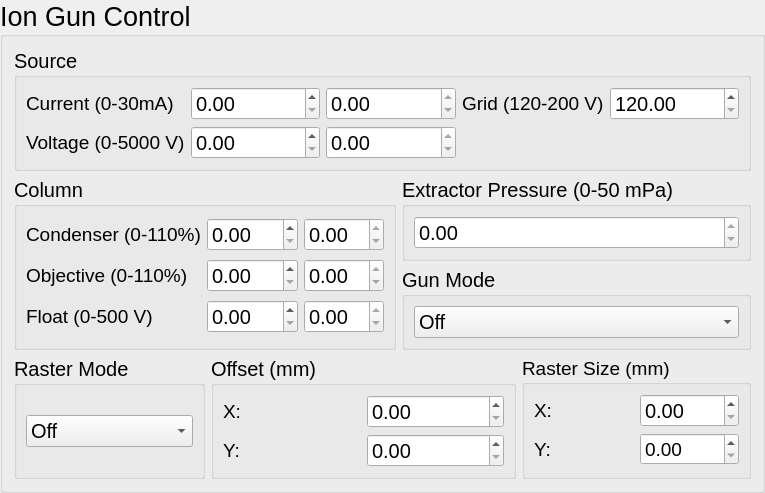
This is Auger/measurement/ion_gun.ui in ScopeFoundry/HW_attocube_anc150 as Qt 5 draws it before an edit. The edited form follows.
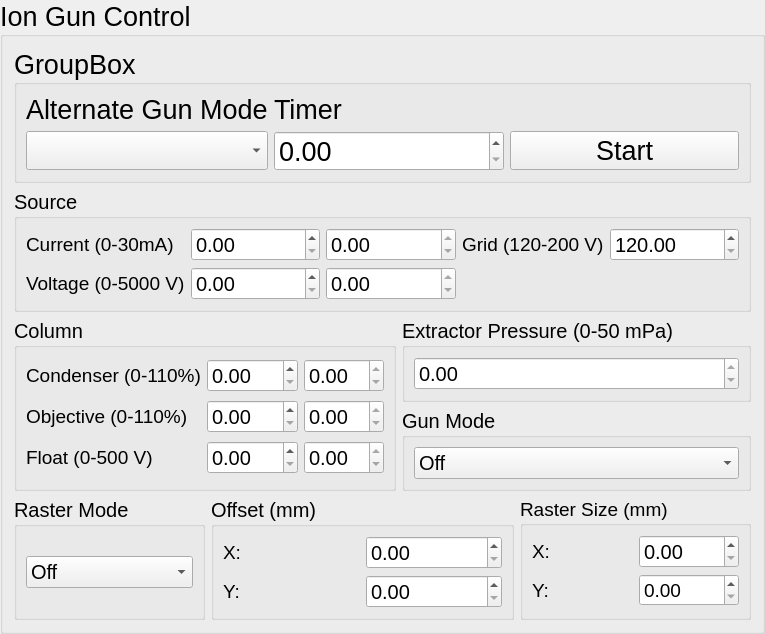
This is the edited form.

Commit message: UI updates. Fixed initialize function in equipment/phi_ion_gun.py Still incomplete.

The edit to the form file:
```diff
--- a/Auger/measurement/ion_gun.ui
+++ b/Auger/measurement/ion_gun.ui
@@ -7,7 +7,7 @@
     <x>0</x>
     <y>0</y>
     <width>765</width>
-    <height>467</height>
+    <height>529</height>
    </rect>
   </property>
   <property name="font">
@@ -26,7 +26,115 @@
    <string>Ion Gun Control</string>
   </property>
   <layout class="QGridLayout" name="gridLayout">
-   <item row="0" column="0" colspan="5">
+   <item row="4" column="2" colspan="3">
+    <widget class="QGroupBox" name="Mode_gun_off_box">
+     <property name="font">
+      <font>
+       <family>Helvetica Neue</family>
+       <pointsize>15</pointsize>
+      </font>
+     </property>
+     <property name="title">
+      <string>Gun Mode</string>
+     </property>
+     <layout class="QGridLayout" name="gridLayout_5">
+      <item row="0" column="0">
+       <widget class="QComboBox" name="Gun_mode_comboBox">
+        <item>
+         <property name="text">
+          <string>Off</string>
+         </property>
+        </item>
+        <item>
+         <property name="text">
+          <string>Blanking</string>
+         </property>
+        </item>
+        <item>
+         <property name="text">
+          <string>Standby</string>
+         </property>
+        </item>
+        <item>
+         <property name="text">
+          <string>Active</string>
+         </property>
+        </item>
+       </widget>
+      </item>
+     </layout>
+    </widget>
+   </item>
+   <item row="5" column="1" colspan="2">
+    <widget class="QGroupBox" name="Offset_box">
+     <property name="font">
+      <font>
+       <family>Helvetica Neue</family>
+       <pointsize>15</pointsize>
+      </font>
+     </property>
+     <property name="title">
+      <string>Offset (mm)</string>
+     </property>
+     <layout class="QGridLayout" name="gridLayout_7">
+      <item row="0" column="0">
+       <widget class="QLabel" name="X_off_label">
+        <property name="font">
+         <font>
+          <family>Helvetica Neue</family>
+          <pointsize>14</pointsize>
+         </font>
+        </property>
+        <property name="text">
+         <string>X:</string>
+        </property>
+       </widget>
+      </item>
+      <item row="0" column="1">
+       <widget class="QDoubleSpinBox" name="X_offset_spinbox"/>
+      </item>
+      <item row="1" column="0">
+       <widget class="QLabel" name="Y_off_label">
+        <property name="font">
+         <font>
+          <family>Helvetica Neue</family>
+          <pointsize>14</pointsize>
+         </font>
+        </property>
+        <property name="text">
+         <string>Y:</string>
+        </property>
+       </widget>
+      </item>
+      <item row="1" column="1">
+       <widget class="QDoubleSpinBox" name="Y_offset_spinbox"/>
+      </item>
+     </layout>
+    </widget>
+   </item>
+   <item row="3" column="2" colspan="3">
+    <widget class="QGroupBox" name="Extractor_box">
+     <property name="font">
+      <font>
+       <family>Helvetica Neue</family>
+       <pointsize>15</pointsize>
+      </font>
+     </property>
+     <property name="title">
+      <string>Extractor Pressure (0-50 mPa)</string>
+     </property>
+     <layout class="QGridLayout" name="gridLayout_4">
+      <item row="0" column="0">
+       <widget class="QDoubleSpinBox" name="Extractor_readout_doubleSpinBox">
+        <property name="readOnly">
+         <bool>true</bool>
+        </property>
+       </widget>
+      </item>
+     </layout>
+    </widget>
+   </item>
+   <item row="2" column="0" colspan="5">
     <widget class="QGroupBox" name="Source_box">
      <property name="font">
       <font>
@@ -38,19 +146,6 @@
       <string>Source</string>
      </property>
      <layout class="QGridLayout" name="gridLayout_2">
-      <item row="0" column="0">
-       <widget class="QLabel" name="emission_current_label">
-        <property name="font">
-         <font>
-          <family>Helvetica Neue</family>
-          <pointsize>14</pointsize>
-         </font>
-        </property>
-        <property name="text">
-         <string>Current (0-30mA)</string>
-        </property>
-       </widget>
-      </item>
       <item row="0" column="1">
        <widget class="QDoubleSpinBox" name="emission_current_target_doubleSpinBox">
         <property name="toolTip">
@@ -61,10 +156,10 @@
         </property>
        </widget>
       </item>
-      <item row="0" column="2">
-       <widget class="QDoubleSpinBox" name="emission_current_readout_doubleSpinBox">
-        <property name="readOnly">
-         <bool>true</bool>
+      <item row="1" column="1">
+       <widget class="QDoubleSpinBox" name="beam_voltage_target_doubleSpinBox">
+        <property name="maximum">
+         <double>5000.000000000000000</double>
         </property>
        </widget>
       </item>
@@ -81,6 +176,26 @@
         </property>
        </widget>
       </item>
+      <item row="0" column="0">
+       <widget class="QLabel" name="emission_current_label">
+        <property name="font">
+         <font>
+          <family>Helvetica Neue</family>
+          <pointsize>14</pointsize>
+         </font>
+        </property>
+        <property name="text">
+         <string>Current (0-30mA)</string>
+        </property>
+       </widget>
+      </item>
+      <item row="0" column="2">
+       <widget class="QDoubleSpinBox" name="emission_current_readout_doubleSpinBox">
+        <property name="readOnly">
+         <bool>true</bool>
+        </property>
+       </widget>
+      </item>
       <item row="0" column="4">
        <widget class="QDoubleSpinBox" name="grid_target_doubleSpinBox">
         <property name="minimum">
@@ -91,6 +206,13 @@
         </property>
        </widget>
       </item>
+      <item row="1" column="2">
+       <widget class="QDoubleSpinBox" name="beam_voltage_readout_doubleSpinBox">
+        <property name="readOnly">
+         <bool>true</bool>
+        </property>
+       </widget>
+      </item>
       <item row="1" column="0">
        <widget class="QLabel" name="beam_voltage_label">
         <property name="font">
@@ -104,24 +226,97 @@
         </property>
        </widget>
       </item>
+     </layout>
+    </widget>
+   </item>
+   <item row="5" column="0">
+    <widget class="QGroupBox" name="Raster_mode_box">
+     <property name="font">
+      <font>
+       <family>Helvetica Neue</family>
+       <pointsize>15</pointsize>
+      </font>
+     </property>
+     <property name="title">
+      <string>Raster Mode</string>
+     </property>
+     <layout class="QVBoxLayout" name="verticalLayout">
+      <item>
+       <widget class="QComboBox" name="Raster_comboBox">
+        <item>
+         <property name="text">
+          <string>Off</string>
+         </property>
+        </item>
+        <item>
+         <property name="text">
+          <string>Internal Raster</string>
+         </property>
+        </item>
+        <item>
+         <property name="text">
+          <string>External Raster</string>
+         </property>
+        </item>
+       </widget>
+      </item>
+     </layout>
+    </widget>
+   </item>
+   <item row="5" column="3" colspan="2">
+    <widget class="QGroupBox" name="Raster_size_box">
+     <property name="font">
+      <font>
+       <family>Helvetica Neue</family>
+       <pointsize>14</pointsize>
+      </font>
+     </property>
+     <property name="title">
+      <string>Raster Size (mm)</string>
+     </property>
+     <layout class="QGridLayout" name="gridLayout_8">
+      <item row="0" column="0">
+       <widget class="QLabel" name="X_Raster_label">
+        <property name="font">
+         <font>
+          <family>Helvetica Neue</family>
+          <pointsize>14</pointsize>
+         </font>
+        </property>
+        <property name="text">
+         <string>X:</string>
+        </property>
+       </widget>
+      </item>
+      <item row="0" column="1">
+       <widget class="QDoubleSpinBox" name="X_raster_spinbox">
+        <property name="font">
+         <font>
+          <pointsize>15</pointsize>
+         </font>
+        </property>
+       </widget>
+      </item>
+      <item row="1" column="0">
+       <widget class="QLabel" name="Y_Raster_label">
+        <property name="font">
+         <font>
+          <family>Helvetica Neue</family>
+          <pointsize>14</pointsize>
+         </font>
+        </property>
+        <property name="text">
+         <string>Y:</string>
+        </property>
+       </widget>
+      </item>
       <item row="1" column="1">
-       <widget class="QDoubleSpinBox" name="beam_voltage_target_doubleSpinBox">
-        <property name="maximum">
-         <double>5000.000000000000000</double>
-        </property>
-       </widget>
-      </item>
-      <item row="1" column="2">
-       <widget class="QDoubleSpinBox" name="beam_voltage_readout_doubleSpinBox">
-        <property name="readOnly">
-         <bool>true</bool>
-        </property>
-       </widget>
+       <widget class="QDoubleSpinBox" name="Y_raster_spinbox"/>
       </item>
      </layout>
     </widget>
    </item>
-   <item row="1" column="0" rowspan="2" colspan="2">
+   <item row="3" column="0" rowspan="2" colspan="2">
     <widget class="QGroupBox" name="Column_box">
      <property name="font">
       <font>
@@ -217,197 +412,51 @@
      </layout>
     </widget>
    </item>
-   <item row="1" column="2" colspan="3">
-    <widget class="QGroupBox" name="Extractor_box">
-     <property name="font">
-      <font>
-       <family>Helvetica Neue</family>
-       <pointsize>15</pointsize>
-      </font>
-     </property>
+   <item row="0" column="0" colspan="5">
+    <widget class="QGroupBox" name="Timed_sputter">
      <property name="title">
-      <string>Extractor Pressure (0-50 mPa)</string>
+      <string>GroupBox</string>
      </property>
-     <layout class="QGridLayout" name="gridLayout_4">
+     <layout class="QGridLayout" name="gridLayout_6">
       <item row="0" column="0">
-       <widget class="QDoubleSpinBox" name="Extractor_readout_doubleSpinBox">
-        <property name="readOnly">
-         <bool>true</bool>
-        </property>
-       </widget>
-      </item>
-     </layout>
-    </widget>
-   </item>
-   <item row="3" column="0">
-    <widget class="QGroupBox" name="Raster_mode_box">
-     <property name="font">
-      <font>
-       <family>Helvetica Neue</family>
-       <pointsize>15</pointsize>
-      </font>
-     </property>
-     <property name="title">
-      <string>Raster Mode</string>
-     </property>
-     <layout class="QVBoxLayout" name="verticalLayout">
-      <item>
-       <widget class="QComboBox" name="Raster_comboBox">
-        <item>
-         <property name="text">
-          <string>Off</string>
-         </property>
-        </item>
-        <item>
-         <property name="text">
-          <string>Internal Raster</string>
-         </property>
-        </item>
-        <item>
-         <property name="text">
-          <string>External Raster</string>
-         </property>
-        </item>
-       </widget>
-      </item>
-     </layout>
-    </widget>
-   </item>
-   <item row="3" column="1" colspan="2">
-    <widget class="QGroupBox" name="Offset_box">
-     <property name="font">
-      <font>
-       <family>Helvetica Neue</family>
-       <pointsize>15</pointsize>
-      </font>
-     </property>
-     <property name="title">
-      <string>Offset (mm)</string>
-     </property>
-     <layout class="QGridLayout" name="gridLayout_7">
-      <item row="0" column="0">
-       <widget class="QLabel" name="X_off_label">
-        <property name="font">
-         <font>
-          <family>Helvetica Neue</family>
-          <pointsize>14</pointsize>
-         </font>
-        </property>
+       <widget class="QLabel" name="Alt_gun_mode_label">
         <property name="text">
-         <string>X:</string>
+         <string>Alternate Gun Mode</string>
         </property>
        </widget>
       </item>
       <item row="0" column="1">
-       <widget class="QDoubleSpinBox" name="X_offset_spinbox"/>
-      </item>
-      <item row="1" column="0">
-       <widget class="QLabel" name="Y_off_label">
-        <property name="font">
-         <font>
-          <family>Helvetica Neue</family>
-          <pointsize>14</pointsize>
-         </font>
-        </property>
+       <widget class="QLabel" name="Timer_label">
         <property name="text">
-         <string>Y:</string>
+         <string>Timer</string>
         </property>
        </widget>
       </item>
+      <item row="1" column="0">
+       <widget class="QComboBox" name="Alt_gun_mode_comboBox"/>
+      </item>
       <item row="1" column="1">
-       <widget class="QDoubleSpinBox" name="Y_offset_spinbox"/>
+       <widget class="QDoubleSpinBox" name="Timer_doubleSpinBox"/>
       </item>
-     </layout>
-    </widget>
-   </item>
-   <item row="3" column="3" colspan="2">
-    <widget class="QGroupBox" name="Raster_size_box">
-     <property name="font">
-      <font>
-       <family>Helvetica Neue</family>
-       <pointsize>14</pointsize>
-      </font>
-     </property>
-     <property name="title">
-      <string>Raster Size (mm)</string>
-     </property>
-     <layout class="QGridLayout" name="gridLayout_8">
-      <item row="0" column="0">
-       <widget class="QLabel" name="X_Raster_label">
-        <property name="font">
-         <font>
-          <family>Helvetica Neue</family>
-          <pointsize>14</pointsize>
-         </font>
-        </property>
+      <item row="1" column="2">
+       <widget class="QPushButton" name="Start_pushButton">
         <property name="text">
-         <string>X:</string>
+         <string>Start</string>
         </property>
        </widget>
       </item>
-      <item row="0" column="1">
-       <widget class="QDoubleSpinBox" name="X_raster_spinbox">
-        <property name="font">
-         <font>
-          <pointsize>15</pointsize>
-         </font>
+      <item row="0" column="2">
+       <spacer name="verticalSpacer">
+        <property name="orientation">
+         <enum>Qt::Vertical</enum>
         </property>
-       </widget>
-      </item>
-      <item row="1" column="0">
-       <widget class="QLabel" name="Y_Raster_label">
-        <property name="font">
-         <font>
-          <family>Helvetica Neue</family>
-          <pointsize>14</pointsize>
-         </font>
+        <property name="sizeHint" stdset="0">
+         <size>
+          <width>20</width>
+          <height>40</height>
+         </size>
         </property>
-        <property name="text">
-         <string>Y:</string>
-        </property>
-       </widget>
-      </item>
-      <item row="1" column="1">
-       <widget class="QDoubleSpinBox" name="Y_raster_spinbox"/>
-      </item>
-     </layout>
-    </widget>
-   </item>
-   <item row="2" column="2" colspan="3">
-    <widget class="QGroupBox" name="Mode_gun_off_box">
-     <property name="font">
-      <font>
-       <family>Helvetica Neue</family>
-       <pointsize>15</pointsize>
-      </font>
-     </property>
-     <property name="title">
-      <string>Gun Mode</string>
-     </property>
-     <layout class="QGridLayout" name="gridLayout_5">
-      <item row="0" column="0">
-       <widget class="QComboBox" name="Gun_mode_comboBox">
-        <item>
-         <property name="text">
-          <string>Off</string>
-         </property>
-        </item>
-        <item>
-         <property name="text">
-          <string>Blanking</string>
-         </property>
-        </item>
-        <item>
-         <property name="text">
-          <string>Standby</string>
-         </property>
-        </item>
-        <item>
-         <property name="text">
-          <string>Active</string>
-         </property>
-        </item>
-       </widget>
+       </spacer>
       </item>
      </layout>
     </widget>
```
The commit also changes 4 other files.
